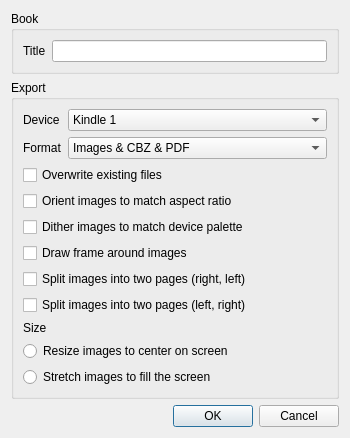
Above: mangle/ui/options.ui from FooSoft/mangle before the change. Below: the same form after it.
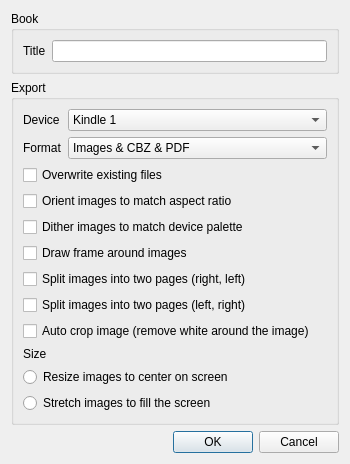
That is the form after the change.

Commit message: Add: autocrop option, and fix add image (not directory) crash regression

Patch:
```diff
--- a/mangle/ui/options.ui
+++ b/mangle/ui/options.ui
@@ -188,6 +188,13 @@
         </property>
        </widget>
       </item>
+      <item>
+       <widget class="QCheckBox" name="checkboxAutoCrop">
+        <property name="text">
+         <string>Auto crop image (remove white around the image)</string>
+        </property>
+       </widget>
+      </item>
         <item>
          <widget class="QLabel" name="label_3">
           <property name="text">
```
Lines whose indentation alone changed are shown as unchanged. The commit also changes 3 other files.
